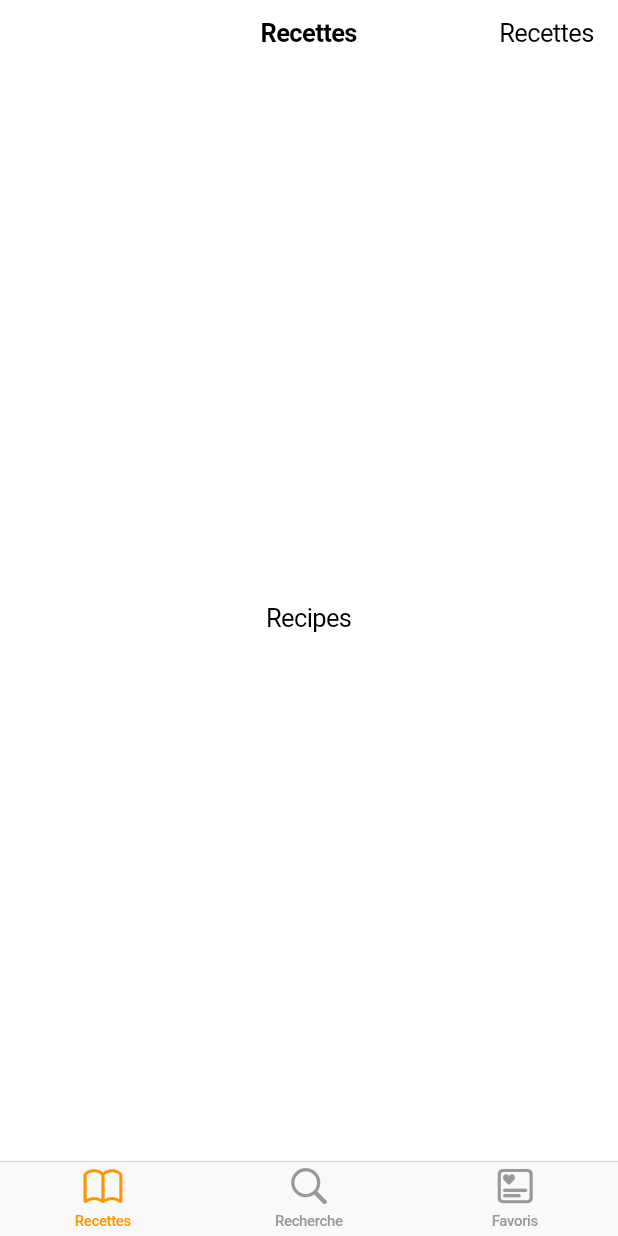
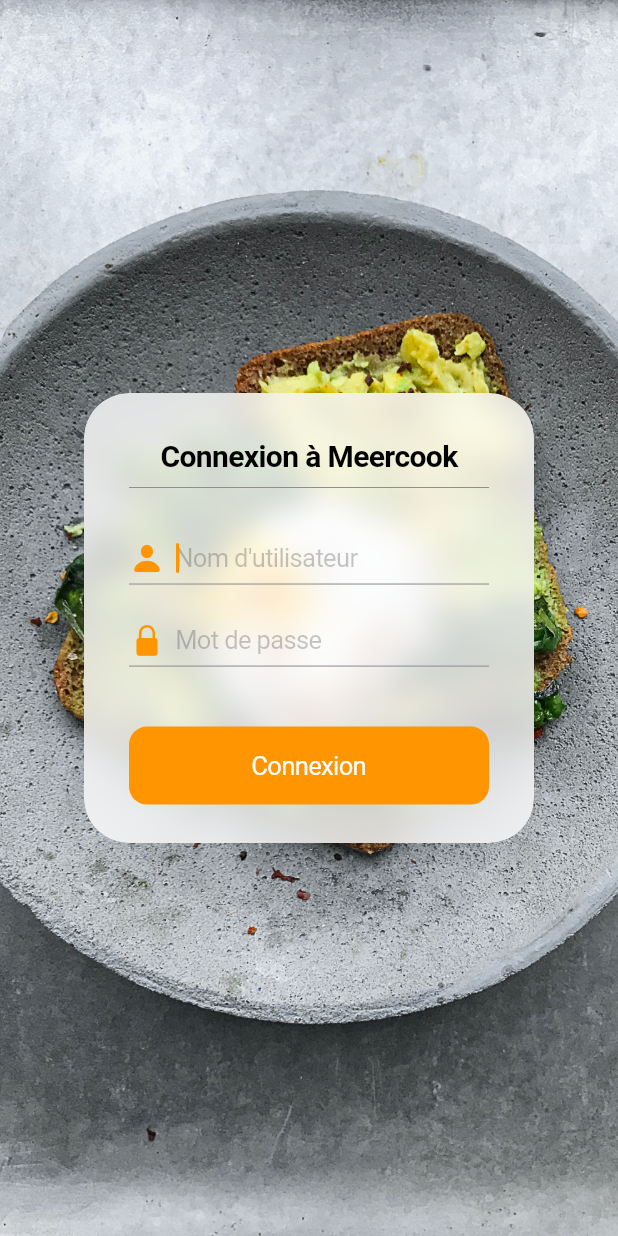
Before and after one commit to alexandre-viale/meercook, a Flutter app: the screen it shows after launch, on a phone screen of 412 x 824 dp. Run offline on Flutter 3.47's test engine with Material 2 defaults, Android fonts, the light colour scheme and no system bars; our stand-ins replace localstorage; network calls fail.

Commit message:
login works, displays recipes open editor

```diff
--- a/analysis_options.yaml
+++ b/analysis_options.yaml
@@ -22,8 +22,8 @@
   # `// ignore_for_file: name_of_lint` syntax on the line or in the file
   # producing the lint.
   rules:
-    # avoid_print: false  # Uncomment to disable the `avoid_print` rule
-    # prefer_single_quotes: true  # Uncomment to enable the `prefer_single_quotes` rule
+    avoid_print: false  # Uncomment to disable the `avoid_print` rule
+    prefer_single_quotes: true  # Uncomment to enable the `prefer_single_quotes` rule
 
 # Additional information about this file can be found at
 # https://dart.dev/guides/language/analysis-options
--- /dev/null
+++ b/lib/environment.dart
@@ -0,0 +1,5 @@
+class Environment {
+  static const String apiHost = 'localhost';
+  static const String apiPath = '/meercook-server';
+  static const dynamic apiPort = 4000;
+}
--- a/lib/main.dart
+++ b/lib/main.dart
@@ -1,8 +1,9 @@
 import 'package:flutter/cupertino.dart';
-import 'package:meercook/tabs/recipes.dart';
 import 'package:meercook/model/storer.dart';
+import 'package:meercook/pages/default_page.dart';
+import 'package:meercook/pages/login_page.dart';
 
-void main() {
+void main() async {
   runApp(const Meercook());
 }
 
@@ -10,71 +11,39 @@
   const Meercook({Key? key}) : super(key: key);
   @override
   Widget build(BuildContext context) {
-    return const CupertinoApp(
-      home: Home(),
-      theme: CupertinoThemeData(
+    return CupertinoApp(
+      home: const Start(),
+      theme: const CupertinoThemeData(
         primaryColor: CupertinoColors.activeOrange,
         scaffoldBackgroundColor: CupertinoColors.white,
+        textTheme: CupertinoTextThemeData(),
       ),
+      routes: {
+        '/start': (context) => const Start(),
+        '/home': (context) => const DefaultPage(),
+        '/login': (context) => const LoginPage(),
+      },
     );
   }
 }
 
-class Home extends StatefulWidget {
-  const Home({Key? key}) : super(key: key);
+class Start extends StatefulWidget {
+  const Start({Key? key}) : super(key: key);
 
   @override
-  State<Home> createState() => _HomeState();
+  State<Start> createState() => _StartState();
 }
 
-class _HomeState extends State<Home> {
+class _StartState extends State<Start> {
   @override
   Widget build(BuildContext context) {
-    return CupertinoTabScaffold(
-      tabBar: CupertinoTabBar(
-        items: const <BottomNavigationBarItem>[
-          BottomNavigationBarItem(
-            icon: Icon(CupertinoIcons.book),
-            label: 'Recettes',
-          ),
-          BottomNavigationBarItem(
-            icon: Icon(CupertinoIcons.search),
-            label: 'Recherche',
-          ),
-          BottomNavigationBarItem(
-            icon: Icon(CupertinoIcons.square_favorites_alt),
-            label: 'Favoris',
-          ),
-        ],
-      ),
-      tabBuilder: (context, index) {
-        switch (index) {
-          case 0:
-            return CupertinoTabView(builder: (context) {
-              return const RecipesTab();
-            });
-          case 1:
-            return CupertinoTabView(builder: (context) {
-              return const CupertinoPageScaffold(
-                child: Center(
-                  child: Text('Rechercher'),
-                ),
-              );
-            });
-          case 2:
-            return CupertinoTabView(builder: (context) {
-              return const CupertinoPageScaffold(
-                child: Center(
-                  child: Text('Favoris'),
-                ),
-              );
-            });
-          default:
-            return CupertinoTabView(builder: (context) {
-              return const CupertinoPageScaffold(
-                child: RecipesTab(),
-              );
-            });
+    return FutureBuilder(
+      future: Storer.getAccessToken(),
+      builder: (context, snapshot) {
+        if (snapshot.data != '') {
+          return const DefaultPage();
+        } else {
+          return const LoginPage();
         }
       },
     );
--- a/lib/model/storer.dart
+++ b/lib/model/storer.dart
@@ -1,6 +1,31 @@
 import 'package:localstorage/localstorage.dart';
 
 class Storer {
-  static LocalStorage storage = LocalStorage('meercook');
+  static final LocalStorage storage = LocalStorage('meercook');
+  static String accessToken = '';
   Storer();
+
+  static setAccessToken(String accessToken) async {
+    try {
+      await storage.ready;
+      storage.setItem('accessToken', accessToken);
+      Storer.accessToken = accessToken;
+    } catch (e) {
+      rethrow;
+    }
+  }
+
+  static Future<String> getAccessToken() async {
+    if (accessToken != '') {
+      return accessToken;
+    }
+
+    try {
+      await storage.ready;
+      accessToken = storage.getItem('accessToken') ?? '';
+      return accessToken;
+    } catch (e) {
+      rethrow;
+    }
+  }
 }
--- /dev/null
+++ b/lib/model/user.dart
@@ -0,0 +1,75 @@
+import 'dart:convert';
+
+import 'package:http/http.dart';
+import 'package:meercook/environment.dart';
+import 'package:meercook/model/storer.dart';
+
+class User {
+  int? id;
+  String? email;
+  String? firstName;
+  String? lastName;
+  String? userName;
+  String? accessToken;
+  String? password;
+
+  User({
+    this.id,
+    this.email,
+    this.firstName,
+    this.lastName,
+    this.userName,
+    this.accessToken,
+    this.password,
+  });
+
+  factory User.fromJson(Map<String, dynamic> json) => User(
+        id: json['id'] as int,
+        email: json['email'] as String,
+        firstName: json['firstName'] as String,
+        lastName: json['lastName'] as String,
+        userName: json['userName'] as String,
+        accessToken: json['accessToken'] as String,
+        password: json['password'] as String,
+      );
+
+  toJson() {
+    return {
+      'id': id,
+      'email': email,
+      'firstName': firstName,
+      'lastName': lastName,
+      'userName': userName,
+      'accessToken': accessToken,
+      'password': password,
+    };
+  }
+
+  login() async {
+    final url = Uri(
+        host: Environment.apiHost,
+        port: Environment.apiPort,
+        path: '${Environment.apiPath}/user/login',
+        scheme: 'http');
+    try {
+      final response = await post(url, body: {
+        'emailOrUserName': email,
+        'password': password,
+      });
+      if (response.statusCode == 200) {
+        final Map res = jsonDecode(response.body);
+        id = res['user']['id'];
+        email = res['user']['email'];
+        firstName = res['user']['firstname'];
+        lastName = res['user']['lastname'];
+        userName = res['user']['username'];
+        accessToken = res['accessToken'];
+        password = null;
+        await Storer.setAccessToken(accessToken ?? '');
+      }
+      return response.statusCode;
+    } catch (e) {
+      rethrow;
+    }
+  }
+}
--- /dev/null
+++ b/lib/pages/login_page.dart
@@ -0,0 +1,161 @@
+import 'dart:ui';
+
+import 'package:flutter/cupertino.dart';
+import 'package:flutter/material.dart';
+
+import 'package:meercook/model/user.dart';
+
+class LoginPage extends StatefulWidget {
+  const LoginPage({Key? key}) : super(key: key);
+
+  @override
+  State<LoginPage> createState() => _LoginPageState();
+}
+
+class _LoginPageState extends State<LoginPage> {
+  TextEditingController emailController = TextEditingController();
+  TextEditingController passwordController = TextEditingController();
+  bool isButtonDisabled = false;
+
+  Map modalMessage = {
+    200: 'Connexion réussie.',
+    403: 'Mot de passe incorrect.',
+    404: 'Nom d\'utilisateur inconnu.',
+    500: 'Erreur interne.',
+  };
+
+  void login() async {
+    if (emailController.text == '' ||
+        passwordController.text == '' ||
+        isButtonDisabled) {
+      return;
+    }
+    setState(() {
+      isButtonDisabled = true;
+    });
+    final User user = User(
+      email: emailController.text,
+      password: passwordController.text,
+    );
+    dynamic res = await user.login();
+    res != 404 ? emailController.text = '' : null;
+    res != 403 ? passwordController.text = '' : null;
+    setState(() {
+      isButtonDisabled = false;
+    });
+    showCupertinoModalPopup(
+      context: context,
+      builder: (context) {
+        return CupertinoAlertDialog(
+          title: const Text('Connexion'),
+          content: Text(modalMessage[res] ?? 'Erreur inconnue.'),
+          actions: [
+            CupertinoDialogAction(
+              child: const Text('OK'),
+              onPressed: () {
+                if (res == 200) {
+                  Navigator.pop(context);
+                  Navigator.of(context).pushReplacementNamed('/home');
+                } else {
+                  Navigator.pop(context);
+                }
+              },
+            ),
+          ],
+        );
+      },
+    );
+  }
+
+  @override
+  Widget build(BuildContext context) {
+    return CupertinoPageScaffold(
+      child: Container(
+        decoration: const BoxDecoration(
+          image: DecorationImage(
+            image: AssetImage('assets/img/login_background.jpg'),
+            fit: BoxFit.cover,
+          ),
+        ),
+        child: Center(
+          child: ClipRRect(
+            borderRadius: const BorderRadius.all(Radius.circular(30)),
+            child: BackdropFilter(
+              filter: ImageFilter.blur(sigmaX: 10, sigmaY: 10),
+              child: Container(
+                padding: const EdgeInsets.all(30),
+                width: 300,
+                height: 300,
+                decoration: BoxDecoration(
+                  color: CupertinoColors.white.withOpacity(0.8),
+                  borderRadius: BorderRadius.circular(30),
+                ),
+                child: Column(
+                  mainAxisAlignment: MainAxisAlignment.start,
+                  crossAxisAlignment: CrossAxisAlignment.stretch,
+                  children: [
+                    const Text(
+                      'Connexion à Meercook',
+                      textAlign: TextAlign.center,
+                      style: TextStyle(
+                        fontSize: 20,
+                        fontWeight: FontWeight.bold,
+                        color: CupertinoColors.black,
+                      ),
+                    ),
+                    const Divider(
+                      height: 20,
+                      color: CupertinoColors.systemGrey,
+                    ),
+                    const SizedBox(height: 20),
+                    CupertinoTextField(
+                      prefix: const Icon(CupertinoIcons.person_solid),
+                      placeholder: "Nom d'utilisateur",
+                      keyboardType: TextInputType.emailAddress,
+                      autofocus: true,
+                      controller: emailController,
+                      decoration: const BoxDecoration(
+                        border: Border(
+                          bottom: BorderSide(
+                            color: CupertinoColors.systemGrey,
+                            width: 0.7,
+                          ),
+                        ),
+                      ),
+                    ),
+                    const SizedBox(height: 20),
+                    CupertinoTextField(
+                      prefix: const Icon(CupertinoIcons.padlock_solid),
+                      placeholder: 'Mot de passe',
+                      keyboardType: TextInputType.visiblePassword,
+                      autofocus: true,
+                      controller: passwordController,
+                      obscureText: true,
+                      enableSuggestions: false,
+                      autocorrect: false,
+                      decoration: const BoxDecoration(
+                        border: Border(
+                          bottom: BorderSide(
+                            color: CupertinoColors.systemGrey,
+                            width: 0.7,
+                          ),
+                        ),
+                      ),
+                    ),
+                    const SizedBox(height: 40),
+                    CupertinoButton.filled(
+                      child: isButtonDisabled
+                          ? const CupertinoActivityIndicator()
+                          : const Text('Connexion'),
+                      onPressed: () => login(),
+                    ),
+                  ],
+                ),
+              ),
+            ),
+          ),
+        ),
+      ),
+    );
+  }
+}
--- a/lib/tabs/recipes.dart
+++ /dev/null
@@ -1,22 +0,0 @@
-import 'package:flutter/cupertino.dart';
-
-class RecipesTab extends StatefulWidget {
-  const RecipesTab({Key? key}) : super(key: key);
-  @override
-  State<RecipesTab> createState() => _RecipesTabState();
-}
-
-class _RecipesTabState extends State<RecipesTab> {
-  @override
-  Widget build(BuildContext context) {
-    return const CupertinoPageScaffold(
-      navigationBar: CupertinoNavigationBar(
-        middle: Text('Recettes'),
-        trailing: Text('Recettes'),
-      ),
-      child: Center(
-        child: Text("Recipes"),
-      ),
-    );
-  }
-}
```
Also changed, not shown: lib/model/recipe.dart (added, +49 -0 lines), lib/pages/default_page.dart (added, +66 -0 lines), lib/tabs/recipes/components/recipe.dart (added, +45 -0 lines), lib/tabs/recipes/pages/recipe_editor.dart (added, +29 -0 lines), lib/tabs/recipes/recipes.dart (added, +52 -0 lines), pubspec.yaml (+4 -3 lines), assets/img/login_background.jpg (added), pubspec.lock, 1 other file.
